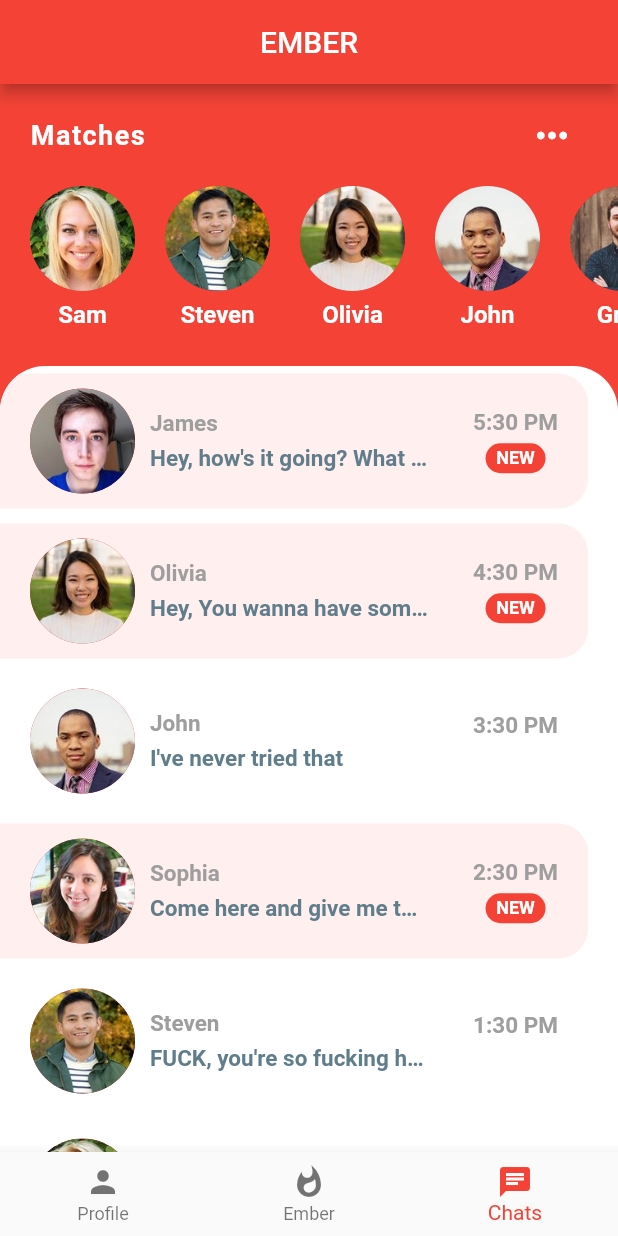
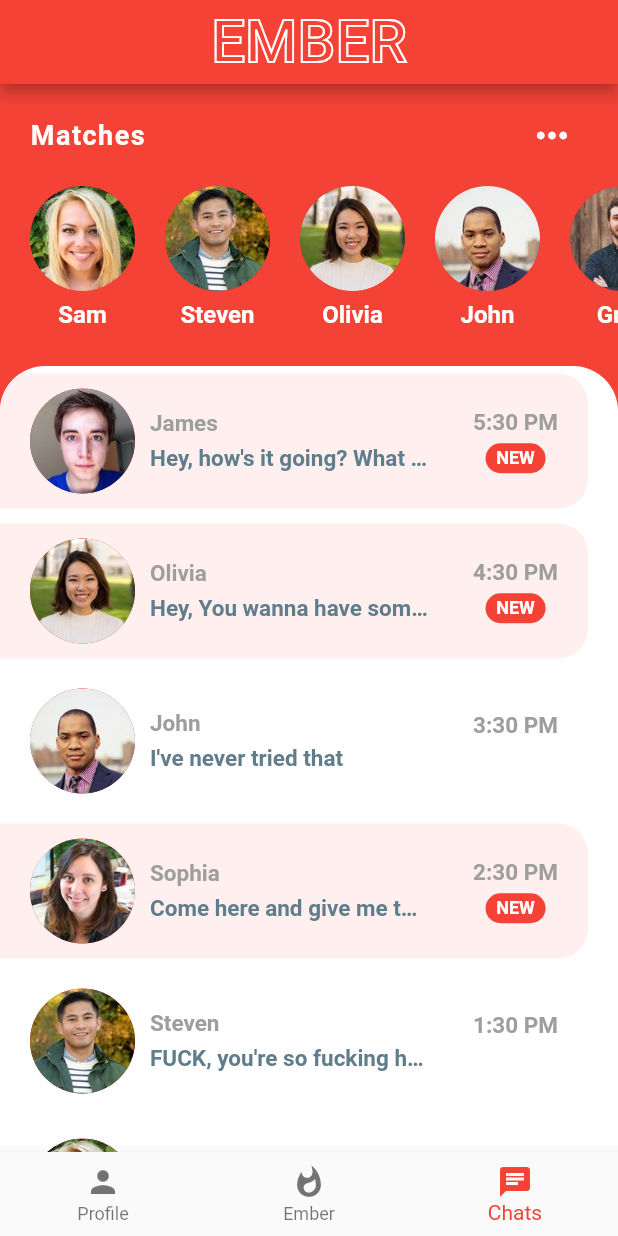
Before and after one commit to LieutenantPorky/ember, a Flutter app: the screen it shows after launch, item 3 of the bottom bar chosen, on a phone screen of 412 x 824 dp. Run offline on Flutter 3.47's test engine with Material 2 defaults, Android fonts, the phone set to English and light mode, and no system bars; missing offline and left inert: fluttery_dart2; network calls fail.

Commit message:
made logo look nice

```diff
--- a/frontend/lib/main.dart
+++ b/frontend/lib/main.dart
@@ -65,7 +65,17 @@ class _MyHomePageState extends State<MyHomePage> {
     return Scaffold(
       appBar: AppBar(
         centerTitle: true,
-        title: Text('EMBER')
+        title: Text(
+          'EMBER',
+          style: TextStyle(
+          fontSize: 40,
+          foreground: Paint()
+          ..style = PaintingStyle.stroke
+          ..strokeWidth = 1.2
+          ..color = Colors.white,
+      ),
+
+        )
       ),
       body: _children[_currentIndex],
         bottomNavigationBar: BottomNavigationBar(
```
